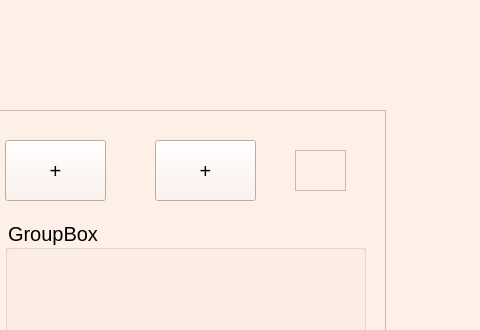
Above: junbot_gui/ui/robotinterface.ui from AET-Automation-Engineer-Training/aet_junbot_gui before the change; both pictures show x 125 to 605 and y 0 to 330 of the 1269 by 758 pixel window. Below: the same form after it.
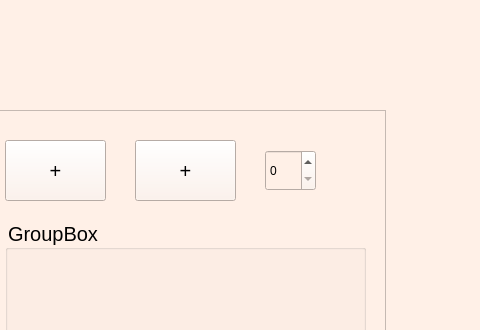
That is the form after the change. Icons and pictures are not drawn.

What changed in the file:
```diff
--- a/junbot_gui/ui/robotinterface.ui
+++ b/junbot_gui/ui/robotinterface.ui
@@ -339,7 +339,7 @@
     <widget class="QPushButton" name="slotTarget_2">
      <property name="geometry">
       <rect>
-       <x>170</x>
+       <x>150</x>
        <y>30</y>
        <width>101</width>
        <height>61</height>
@@ -372,16 +372,6 @@
       <string>+</string>
      </property>
     </widget>
-    <widget class="QTextBrowser" name="loopTime">
-     <property name="geometry">
-      <rect>
-       <x>310</x>
-       <y>40</y>
-       <width>51</width>
-       <height>41</height>
-      </rect>
-     </property>
-    </widget>
     <widget class="QGroupBox" name="groupBox">
      <property name="geometry">
       <rect>
@@ -439,6 +429,16 @@
       <string>Run</string>
      </property>
     </widget>
+    <widget class="QSpinBox" name="loopTime">
+     <property name="geometry">
+      <rect>
+       <x>280</x>
+       <y>40</y>
+       <width>51</width>
+       <height>41</height>
+      </rect>
+     </property>
+    </widget>
    </widget>
    <widget class="QLabel" name="label_time">
     <property name="geometry">
```
